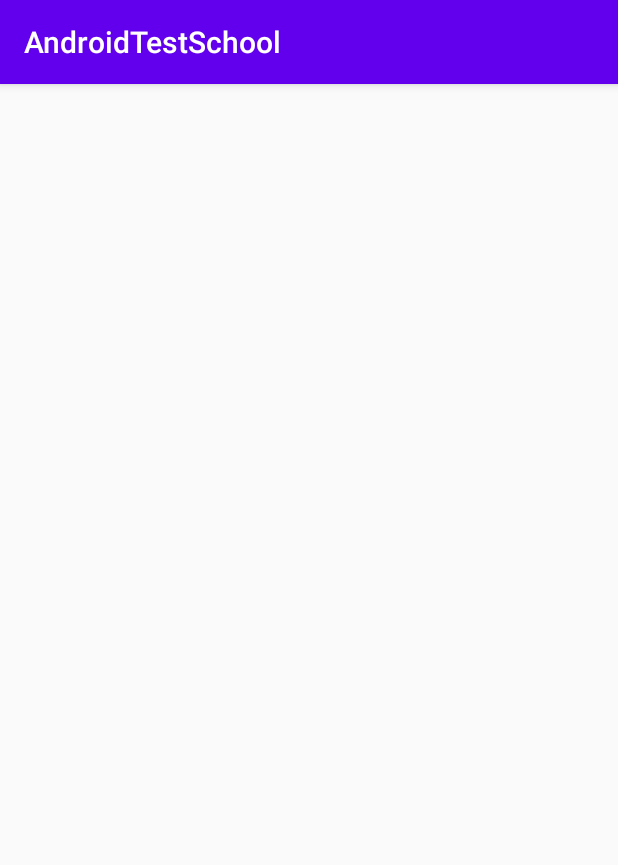
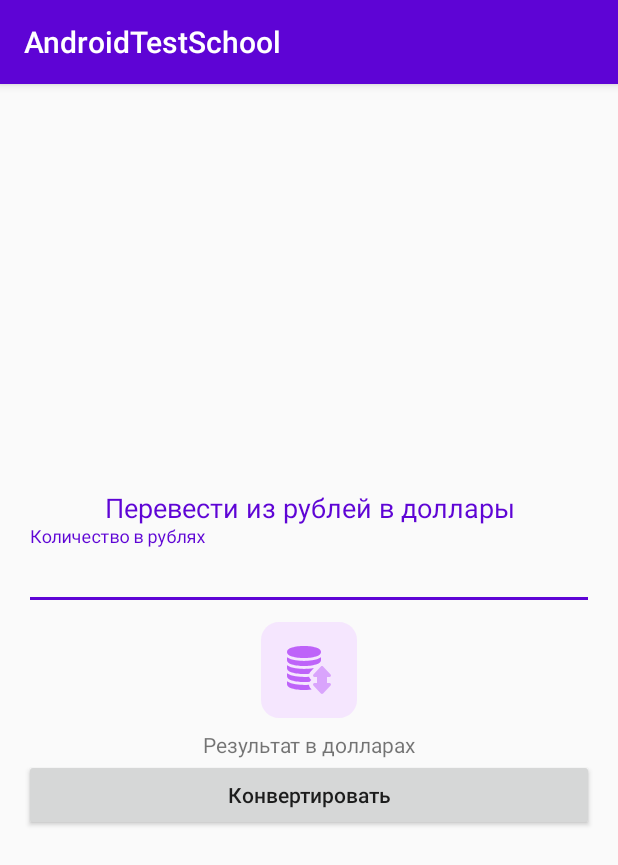
Before and after one commit to ftelnov/AndroidTestSchool, an Android app: the screen it shows after launch (MainActivity), on a phone screen of 412 x 824 dp. Shown: the top 865 px of the screen. Run offline under Robolectric (Android 15) with nearby library versions, the phone set to English and light mode, and no system bars.

Commit message:
Сделал стили для заголовков, кнопок. Сделал дизайн стартовой странички, пока без стиля кнопки.

```diff
--- a/app/build.gradle
+++ b/app/build.gradle
@@ -30,6 +30,7 @@ dependencies {
     implementation 'androidx.core:core-ktx:1.1.0'
     implementation 'androidx.appcompat:appcompat:1.1.0'
     implementation 'androidx.constraintlayout:constraintlayout:1.1.3'
+    implementation 'com.google.android.material:material:1.1.0'
     testImplementation 'junit:junit:4.12'
     androidTestImplementation 'androidx.test.ext:junit:1.1.1'
     androidTestImplementation 'androidx.test.espresso:espresso-core:3.2.0'
--- /dev/null
+++ b/app/src/main/res/drawable/ic_transfer.xml
@@ -0,0 +1,10 @@
+<vector android:height="64dp" android:viewportHeight="32"
+    android:viewportWidth="32" android:width="64dp" xmlns:android="http://schemas.android.com/apk/res/android">
+    <path android:fillColor="#f5e6fe" android:pathData="m26,32h-20c-3.314,0 -6,-2.686 -6,-6v-20c0,-3.314 2.686,-6 6,-6h20c3.314,0 6,2.686 6,6v20c0,3.314 -2.686,6 -6,6z"/>
+    <path android:fillColor="#be63f9" android:pathData="m14.333,12c-0.58,0 -5.667,-0.056 -5.667,-2s5.087,-2 5.667,-2 5.667,0.056 5.667,2 -5.087,2 -5.667,2z"/>
+    <path android:fillColor="#be63f9" android:pathData="m14.333,13c-1.425,0 -4.185,-0.153 -5.667,-1.21v0.877c0,1.944 5.087,2 5.667,2s5.667,-0.056 5.667,-2v-0.877c-1.482,1.057 -4.242,1.21 -5.667,1.21z"/>
+    <path android:fillColor="#be63f9" android:pathData="m17.633,15.367 l-1.133,1.213c-0.187,0.193 -0.32,0.42 -0.4,0.667 -0.853,0.08 -1.567,0.087 -1.767,0.087 -0.58,0 -5.667,-0.053 -5.667,-2v-0.88c1.48,1.06 4.24,1.213 5.667,1.213 0.827,0 2.094,-0.054 3.3,-0.3z"/>
+    <path android:fillColor="#be63f9" android:pathData="m16.78,19.333c-0.207,0.147 -0.387,0.333 -0.52,0.56 -0.927,0.1 -1.713,0.107 -1.927,0.107 -0.58,0 -5.667,-0.053 -5.667,-2v-0.88c1.48,1.06 4.24,1.213 5.667,1.213 0.46,0 1.067,-0.02 1.72,-0.073 0.119,0.475 0.373,0.831 0.727,1.073z"/>
+    <path android:fillColor="#be63f9" android:pathData="m16.873,22.487c-1.173,0.167 -2.287,0.18 -2.54,0.18 -0.58,0 -5.667,-0.053 -5.667,-2v-0.88c1.48,1.06 4.24,1.213 5.667,1.213 0.453,0 1.04,-0.013 1.673,-0.067 0.02,0.42 0.193,0.833 0.487,1.153z"/>
+    <path android:fillColor="#d9a4fc" android:pathData="m20.333,24c-0.138,0 -0.27,-0.057 -0.365,-0.158l-2.5,-2.667c-0.137,-0.146 -0.173,-0.358 -0.094,-0.541s0.26,-0.301 0.459,-0.301h0.833v-2h-0.833c-0.199,0 -0.38,-0.118 -0.459,-0.301s-0.042,-0.396 0.094,-0.541l2.5,-2.667c0.189,-0.201 0.54,-0.201 0.729,0l2.5,2.667c0.137,0.146 0.173,0.358 0.094,0.541s-0.26,0.301 -0.459,0.301h-0.832v2h0.833c0.199,0 0.38,0.118 0.459,0.301s0.042,0.396 -0.094,0.541l-2.5,2.667c-0.094,0.101 -0.227,0.158 -0.365,0.158z"/>
+</vector>
--- a/app/src/main/res/layout/activity_main.xml
+++ b/app/src/main/res/layout/activity_main.xml
@@ -6,4 +6,67 @@
     android:layout_height="match_parent"
     tools:context=".MainActivity">
 
+    <LinearLayout
+        android:layout_width="0dp"
+        android:layout_height="wrap_content"
+        android:layout_marginStart="16dp"
+        android:layout_marginTop="1dp"
+        android:layout_marginEnd="16dp"
+        android:layout_marginBottom="1dp"
+        android:orientation="vertical"
+        app:layout_constraintBottom_toBottomOf="parent"
+        app:layout_constraintEnd_toEndOf="parent"
+        app:layout_constraintStart_toStartOf="parent"
+        app:layout_constraintTop_toTopOf="parent">
+
+        <TextView
+            android:id="@+id/header"
+            android:layout_width="match_parent"
+            android:layout_height="wrap_content"
+            android:gravity="center"
+            android:text="@string/header_main_page_primary"
+            android:textAppearance="@style/HeaderPrimary" />
+
+        <com.google.android.material.textfield.TextInputLayout
+            android:layout_width="match_parent"
+            android:layout_height="match_parent">
+
+            <com.google.android.material.textfield.TextInputEditText
+                android:id="@+id/rubInputLayout"
+                android:layout_width="match_parent"
+                android:layout_height="wrap_content"
+                android:hint="@string/rub_amount" />
+        </com.google.android.material.textfield.TextInputLayout>
+
+        <ImageView
+            android:id="@+id/transferIcon"
+            android:layout_width="match_parent"
+            android:layout_height="wrap_content"
+            android:layout_marginTop="8dp"
+            app:srcCompat="@drawable/ic_transfer" />
+
+        <TextView
+            android:id="@+id/resultHint"
+            android:layout_width="match_parent"
+            android:layout_height="wrap_content"
+            android:layout_marginTop="8dp"
+            android:gravity="center"
+            android:text="@string/usd_result" />
+
+        <TextView
+            android:id="@+id/resultAmount"
+            android:layout_width="match_parent"
+            android:layout_height="wrap_content"
+            android:gravity="center"
+            android:textAppearance="@style/HeaderPrimary"
+            android:visibility="gone" />
+
+        <Button
+            android:id="@+id/transferButton"
+            android:layout_width="match_parent"
+            android:layout_height="wrap_content"
+            android:text="@string/transfer"
+            android:textAllCaps="false" />
+
+    </LinearLayout>
 </androidx.constraintlayout.widget.ConstraintLayout>
--- a/app/src/main/res/values/colors.xml
+++ b/app/src/main/res/values/colors.xml
@@ -1,6 +1,10 @@
 <?xml version="1.0" encoding="utf-8"?>
 <resources>
-    <color name="colorPrimary">#6200EE</color>
-    <color name="colorPrimaryDark">#3700B3</color>
-    <color name="colorAccent">#03DAC5</color>
+    <color name="colorSecondary">#C09EEF</color>
+    <color name="colorPrimaryDark">#673AB7</color>
+    <color name="colorPrimary">#5E04D5</color>
+    <color name="colorError">#E91E63</color>
+    <color name="colorAccent">#5E04D5</color>
+    <color name="colorTextWhite">#FFFFFF</color>
+    <color name="hintColor">#5E04D5</color>
 </resources>
--- a/app/src/main/res/values/strings.xml
+++ b/app/src/main/res/values/strings.xml
@@ -1,3 +1,7 @@
 <resources>
     <string name="app_name">AndroidTestSchool</string>
+    <string name="transfer">Конвертировать</string>
+    <string name="header_main_page_primary">Перевести из рублей в доллары</string>
+    <string name="rub_amount">Количество в рублях</string>
+    <string name="usd_result">Результат в долларах</string>
 </resources>
--- a/app/src/main/res/values/styles.xml
+++ b/app/src/main/res/values/styles.xml
@@ -7,4 +7,21 @@
         <item name="colorAccent">@color/colorAccent</item>
     </style>
 
+    <style name="HeaderPrimary">
+        <item name="android:textSize">
+            18sp
+        </item>
+        <item name="android:textColor">
+            @color/hintColor
+        </item>
+    </style>
+
+    <style name="ButtonPrimary">
+        <item name="android:textSize">
+            20sp
+        </item>
+        <item name="android:textColor">
+            @color/colorTextWhite
+        </item>
+    </style>
 </resources>
```
Also changed, not shown: 1 other file.
